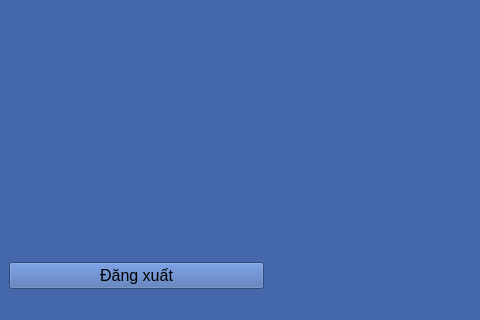
The window that info.ui (thanhtrung411/PBL2_new) describes before a commit, drawn with Qt 5; both pictures show x 0 to 480 and y 470 to 790 of the 1250 by 790 pixel window.
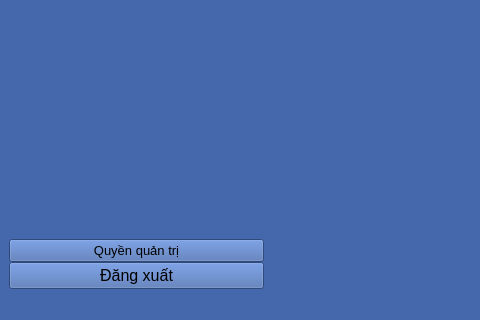
The same window after the commit.

Patch:
```diff
--- a/info.ui
+++ b/info.ui
@@ -172,6 +172,18 @@
           </property>
          </spacer>
         </item>
+        <item>
+         <widget class="QPushButton" name="quyen_quan_tri">
+          <property name="font">
+           <font>
+            <pointsize>10</pointsize>
+           </font>
+          </property>
+          <property name="text">
+           <string>Quyền quản trị</string>
+          </property>
+         </widget>
+        </item>
         <item>
          <widget class="QPushButton" name="pushButton_6">
           <property name="font">
```
